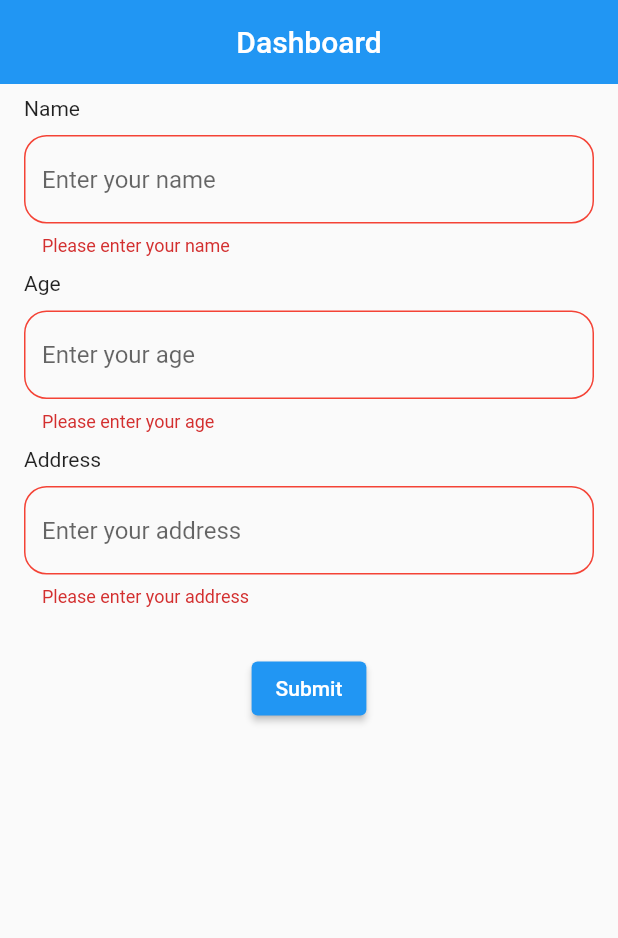
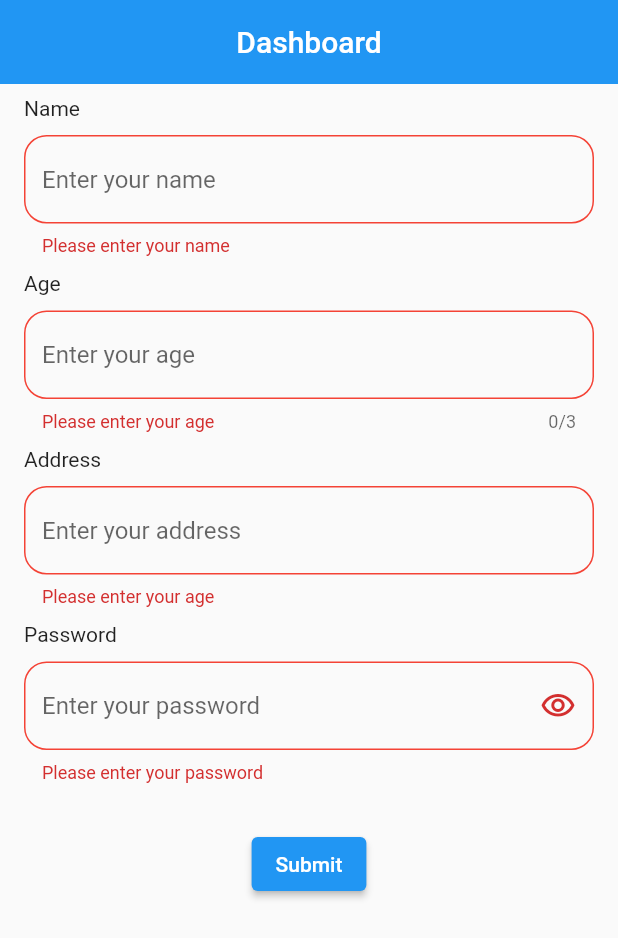
Before and after one commit to Manoj882/form_application, a Flutter app: the screen it shows after launch, after a tap on "Submit", on a phone screen of 412 x 824 dp. Shown: the top 938 px of the screen. Run offline on Flutter 3.47's test engine with Material 2 defaults, Android fonts, the phone set to English and light mode, and no system bars.

Commit message:
added general text field with obscure toggle

```diff
--- a/lib/main.dart
+++ b/lib/main.dart
@@ -17,7 +17,7 @@ class MyApp extends StatelessWidget {
 
         primarySwatch: Colors.blue,
       ),
-      home: const HomeScreen(),
+      home:  HomeScreen(),
     );
   }
 }
--- a/lib/screens/home_screen.dart
+++ b/lib/screens/home_screen.dart
@@ -1,20 +1,20 @@
 
 import 'package:flutter/material.dart';
+import 'package:flutter/services.dart';
 import 'package:form_app/screens/details_screen.dart';
+import 'package:form_app/widgets/general_text_field.dart';
 
-class HomeScreen extends StatefulWidget {
-  const HomeScreen({ Key? key }) : super(key: key);
+class HomeScreen extends StatelessWidget {
 
-  @override
-  State<HomeScreen> createState() => _HomeScreenState();
-}
 
-class _HomeScreenState extends State<HomeScreen> {
-  String name = '';
-  int age = 0;
-  String address ='';
 
   final formkey = GlobalKey<FormState>();
+
+  final nameController = TextEditingController();
+  final ageController = TextEditingController();
+  final addressController = TextEditingController();
+  final passwordController = TextEditingController();
+
 
 
   @override
@@ -33,182 +33,94 @@ class _HomeScreenState extends State<HomeScreen> {
         ),
         child: Form(
           key: formkey,
+          child: SingleChildScrollView(
             child: Column(
               crossAxisAlignment: CrossAxisAlignment.start,
               children: [
                 //for Name input
                 const Text('Name'),
                 const SizedBox(height: 10.0),
-             TextFormField(
-                // maxLength: 5,
-                // maxLines: 5,
-                // obscureText: false,
-                keyboardType: TextInputType.text,
+
+               GeneralTextField(
+                  title: 'name',
+                 controller: nameController,
+                 textInputType: TextInputType.name,
                  textInputAction: TextInputAction.next,
-                decoration: const InputDecoration(
-
-                  hintText: 'Enter your name',
-                  enabledBorder: OutlineInputBorder(
-                    borderSide: BorderSide(
-                      color: Colors.blueAccent,
-                    ),
-                    borderRadius: BorderRadius.all(Radius.circular(15)),
-
-                  ),
-
-                  focusedBorder: OutlineInputBorder(
-                    borderSide: BorderSide(
-                      color: Colors.blueAccent,
-                    ),
-                    borderRadius: BorderRadius.all(Radius.circular(15.0)),
-
-                  ),
-                   errorBorder: OutlineInputBorder(
-                    borderSide: BorderSide(
-                      color: Colors.red,
-                    ),
-                    borderRadius: BorderRadius.all(Radius.circular(15.0)),
-
-                  ),
-                  focusedErrorBorder: OutlineInputBorder(
-                    borderSide: BorderSide(
-                      color: Colors.red,
-                    ),
-                    borderRadius: BorderRadius.all(Radius.circular(15.0)),
-
-                  ),
-
-                ),
-                validator: (value){
+                 validate: (String? value){
                    if(value!.trim().isEmpty){
                      return 'Please enter your name';
                    }
-                  else{
                    return null;
-                  }
-                },
-                onSaved: (value){
-                  name=value!;
-                  setState(() {
-
-                  });
                  },
                  ),
+
 
                 const SizedBox(height: 10.0),
 
                 //for Age input
                 const Text('Age'),
                 const SizedBox(height: 10.0),
-              TextFormField(
-                keyboardType: TextInputType.number,
+
+                GeneralTextField(
+                 title: 'age',
+                 controller: ageController,
+                 textInputType: TextInputType.number,
                  textInputAction: TextInputAction.next,
+                 maxLength: 3,
+                 inputFormatter: [
+                   FilteringTextInputFormatter.allow(RegExp('^[0-9]*')),
+                 ],
+                 validate: (String? value){
+                   if(value!.trim().isEmpty){
+                     return 'Please enter your age';
+                   }
+                   else if(int.parse(value) > 120){
+                     return 'Please enter a valid age';
 
-                decoration: const InputDecoration(
-                  hintText: 'Enter your age',
-                  enabledBorder: OutlineInputBorder(
-                    borderSide: BorderSide(
-                      color: Colors.blueAccent,
-                    ),
-                    borderRadius: BorderRadius.all(Radius.circular(15)),
-
-                  ),
-
-                  focusedBorder: OutlineInputBorder(
-                    borderSide: BorderSide(
-                      color: Colors.blueAccent,
-                    ),
-                    borderRadius: BorderRadius.all(Radius.circular(15.0)),
-
-                  ),
-                  errorBorder: OutlineInputBorder(
-                    borderSide: BorderSide(
-                      color: Colors.red,
-                    ),
-                    borderRadius: BorderRadius.all(Radius.circular(15.0)),
-
-                  ),
-                  focusedErrorBorder: OutlineInputBorder(
-                    borderSide: BorderSide(
-                      color: Colors.red,
-                    ),
-                    borderRadius: BorderRadius.all(Radius.circular(15.0)),
+                   }
+                   return null;
+                 },
 
                  ),
 
 
-                ),
-                validator: (value){
+
+                const SizedBox(height: 10.0),
+                //for Address input
+                const Text('Address'),
+                const SizedBox(height: 10.0),
+
+               //for address
+               GeneralTextField(
+                 title: 'address',
+                 controller: addressController,
+                 textInputType: TextInputType.text,
+                 textInputAction: TextInputAction.next,
+                  validate: (String? value){
                    if(value!.trim().isEmpty){
                      return 'Please enter your age';
                    }
-                  else{
                    return null;
-                  }
-                },
-                onSaved: (value){
-                  age =int.parse(value!);
-                  setState(() {
-
-                  });
-
                  },
                  ),
 
                  const SizedBox(height: 10.0),
                 //for Address input
-              const Text('Address'),
+                const Text('Password'),
                 const SizedBox(height: 10.0),
-              TextFormField(
-                keyboardType: TextInputType.text,
-                decoration: const InputDecoration(
-                  hintText: 'Enter your address',
-                  enabledBorder: OutlineInputBorder(
-                    borderSide: BorderSide(
-                      color: Colors.blueAccent,
-                    ),
-                    borderRadius: BorderRadius.all(Radius.circular(15)),
 
-                  ),
-
-                  focusedBorder: OutlineInputBorder(
-                    borderSide: BorderSide(
-                      color: Colors.blueAccent,
-                    ),
-                    borderRadius: BorderRadius.all(Radius.circular(15.0)),
-
-                  ),
-
-                   errorBorder: OutlineInputBorder(
-                    borderSide: BorderSide(
-                      color: Colors.red,
-                    ),
-                    borderRadius: BorderRadius.all(Radius.circular(15.0)),
-
-                  ),
-                  focusedErrorBorder: OutlineInputBorder(
-                    borderSide: BorderSide(
-                      color: Colors.red,
-                    ),
-                    borderRadius: BorderRadius.all(Radius.circular(15.0)),
-
-                  ),
-
-
-                ),
-                validator: (value){
+               //for address
+               GeneralTextField(
+                 title: 'password',
+                 isObscure: true,
+                 controller: passwordController,
+                 textInputType: TextInputType.text,
+                 textInputAction: TextInputAction.done,
+                  validate: (String? value){
                    if(value!.trim().isEmpty){
-                    return 'Please enter your address';
+                     return 'Please enter your password';
                    }
-                  else{
                    return null;
-                  }
-                },
-                onSaved: (value){
-                  address = value!;
-                  setState(() {
-
-                  });
                  },
                  ),
 
@@ -220,7 +132,7 @@ class _HomeScreenState extends State<HomeScreen> {
                       if(formkey.currentState!.validate()){
                         formkey.currentState!.save();
                         // print('$name, $age, $address');
-                      Navigator.push(context, MaterialPageRoute(builder: (_)=>DetailsScreen(name, age, address),),);
+                        Navigator.push(context, MaterialPageRoute(builder: (_)=>DetailsScreen(nameController.text,int.parse(ageController.text),ageController.text),),);
 
                       };
 
@@ -233,6 +145,7 @@ class _HomeScreenState extends State<HomeScreen> {
             ),
           ),
         ),
+      ),
 
     );
   }
--- /dev/null
+++ b/lib/widgets/general_text_field.dart
@@ -0,0 +1,116 @@
+import 'package:flutter/material.dart';
+import 'package:flutter/services.dart';
+
+
+
+class GeneralTextField extends StatefulWidget {
+  const GeneralTextField({
+    required this.title,
+    required this.controller,
+    required this.textInputType,
+    required this.textInputAction,
+    required this.validate,
+    this.isObscure=false,
+     Key? key ,
+    this.maxLength,
+    this.inputFormatter,
+
+    }) : super(key: key);
+
+
+  final String title;
+  final TextEditingController controller;
+  final int? maxLength;
+  final TextInputType textInputType;
+  final TextInputAction textInputAction;
+  final List<TextInputFormatter>? inputFormatter;
+  final String? Function(String?)? validate;
+  final bool isObscure;
+
+
+  @override
+  State<GeneralTextField> createState() => _GeneralTextFieldState();
+}
+
+class _GeneralTextFieldState extends State<GeneralTextField> {
+  late bool toHide;
+  @override
+  void initState() {
+    // TODO: implement initState
+    super.initState();
+    toHide = widget.isObscure;
+  }
+  @override
+  Widget build(BuildContext context) {
+    return  TextFormField(
+                  keyboardType: widget.textInputType,
+                  textInputAction: widget.textInputAction,
+                  obscureText:toHide,
+                  decoration: InputDecoration(
+                    hintText: 'Enter your ${widget.title}',
+                    enabledBorder: const OutlineInputBorder(
+                      borderSide: BorderSide(
+                        color: Colors.blueAccent,
+                      ),
+                      borderRadius: BorderRadius.all(Radius.circular(15)),
+
+                    ),
+
+                    focusedBorder: const OutlineInputBorder(
+                      borderSide: BorderSide(
+                        color: Colors.blueAccent,
+                      ),
+                      borderRadius: BorderRadius.all(Radius.circular(15.0)),
+
+                    ),
+
+                     errorBorder: const OutlineInputBorder(
+                      borderSide: BorderSide(
+                        color: Colors.red,
+                      ),
+                      borderRadius: BorderRadius.all(Radius.circular(15.0)),
+
+                    ),
+                    focusedErrorBorder: const OutlineInputBorder(
+                      borderSide: BorderSide(
+                        color: Colors.red,
+                      ),
+                      borderRadius: BorderRadius.all(Radius.circular(15.0)),
+
+                    ),
+
+                    suffixIcon: widget.isObscure ?
+                     IconButton(
+                      icon: Icon(toHide ?
+                        Icons.visibility_outlined
+                        :Icons.visibility_off_outlined,
+
+                      ),
+                      onPressed: (){
+                        setState(() {
+                          toHide = !toHide;
+                        });
+                      },
+                    )
+                    :null,
+
+
+                  ),
+
+                  controller: widget.controller,
+                  maxLength: widget.maxLength,
+
+
+                  inputFormatters: widget.inputFormatter,
+
+                  validator: widget.validate,
+
+
+
+
+
+
+
+                  );
+  }
+}
```
Lines whose indentation alone changed are shown as unchanged.
